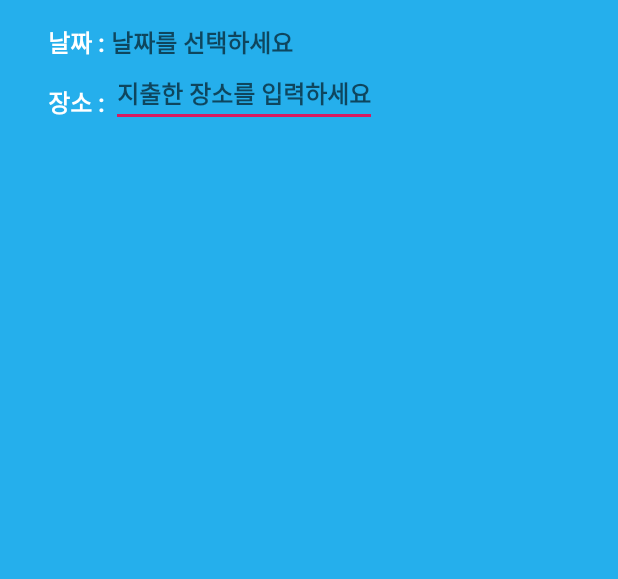
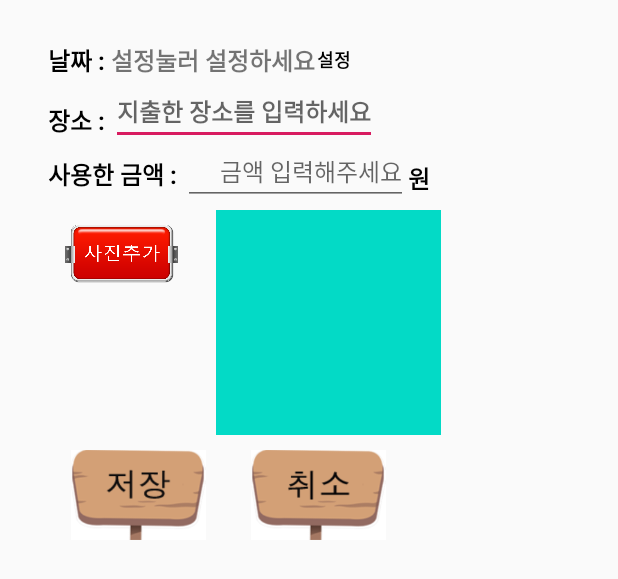
Before and after one commit to lsttsl2019/ProjectAccountBook, an Android app: the layout dialog_fragment1.xml on its own in the app's theme, with its tools: preview values and no code run, on a phone screen of 412 x 824 dp. Shown: the top 579 px of the screen. Run offline under Robolectric (Android 15) with nearby library versions, the phone set to English and light mode, and no system bars; Roboto replaces fonts that are not available here.

Commit message:
다이얼로그 1차완성

```diff
--- /dev/null
+++ b/app/src/main/res/drawable-v24/btn_can.xml
@@ -0,0 +1,6 @@
+<?xml version="1.0" encoding="utf-8"?>
+<selector xmlns:android="http://schemas.android.com/apk/res/android">
+
+    <item android:state_pressed="false" android:drawable="@drawable/can_01"/>
+    <item android:state_pressed="true" android:drawable="@drawable/can_02"/>
+</selector>
--- /dev/null
+++ b/app/src/main/res/drawable/btn_save.xml
@@ -0,0 +1,6 @@
+<?xml version="1.0" encoding="utf-8"?>
+<selector xmlns:android="http://schemas.android.com/apk/res/android">
+
+    <item android:state_pressed="false" android:drawable="@drawable/save_01"/>
+    <item android:state_pressed="true" android:drawable="@drawable/save_02"/>
+</selector>
--- a/app/src/main/res/layout/dialog_fragment1.xml
+++ b/app/src/main/res/layout/dialog_fragment1.xml
@@ -4,28 +4,41 @@
     xmlns:android="http://schemas.android.com/apk/res/android"
     android:layout_width="match_parent"
     android:layout_height="match_parent"
-    android:background="#25AFEC">
+    >
 
     <TextView
         android:id="@+id/tv_day"
         android:layout_width="wrap_content"
         android:layout_height="wrap_content"
         android:text="날짜 : "
-        android:textColor="#FFF"
+        android:textColor="#000"
         android:textSize="16dp"
         android:textStyle="bold"
         android:layout_marginLeft="16dp"
+        android:layout_marginTop="12dp"
         />
     <TextView
-        android:id="@+id/tv_seletDay"
+        android:id="@+id/ed_inputDay"
         android:layout_width="wrap_content"
         android:layout_height="wrap_content"
-        android:hint="날짜를 선택하세요 "
+        android:text="설정눌러 설정하세요"
         android:layout_toRightOf="@id/tv_day"
         android:textSize="16dp"
-        android:clickable="true"
-        android:textColor="#FFF"
+        android:layout_marginTop="12dp"
         android:textStyle="bold"/>
+
+    <Button
+        android:id="@+id/dayBtn"
+        android:layout_width="26dp"
+        android:layout_height="wrap_content"
+        android:layout_marginStart="0dp"
+        android:layout_toEndOf="@+id/ed_inputDay"
+        android:layout_toRightOf="@id/ed_inputDay"
+        android:background="#00ff0000"
+        android:text="설정"
+        android:textColor="#000"
+        android:textSize="12dp"
+        android:textStyle="bold" />
 
     <TextView
         android:layout_marginTop="16dp"
@@ -35,24 +48,99 @@
         android:text="장소 : "
         android:textStyle="bold"
         android:textSize="16dp"
-        android:textColor="#FFF"
+        android:textColor="#000"
         android:layout_below="@id/tv_day"
         android:layout_marginLeft="16dp"/>
 
     <EditText
-        android:id="@+id/ed_place"
+        android:id="@+id/ed_inputplace"
         android:layout_width="wrap_content"
         android:layout_height="wrap_content"
         android:textSize="16dp"
         android:layout_below="@id/tv_day"
         android:layout_toRightOf="@id/tv_place"
         android:hint="지출한 장소를 입력하세요"
-        android:textColor="#FFFF"
+        android:textColor="#000"
         android:textStyle="bold"
         android:maxLines="1"
         android:singleLine="true"
         />
 
+    <TextView
+        android:id="@+id/tv_money"
+        android:layout_width="wrap_content"
+        android:layout_height="wrap_content"
+        android:text="사용한 금액 : "
+        android:layout_below="@id/tv_place"
+        android:layout_marginLeft="16dp"
+        android:layout_marginTop="12dp"
+        android:textColor="#000"
+        android:textStyle="bold"
+        android:textSize="16dp"/>
+
+    <EditText
+        android:id="@+id/ed_money"
+        android:layout_width="150dp"
+        android:layout_height="wrap_content"
+        android:layout_toRightOf="@id/tv_money"
+        android:layout_below="@id/tv_place"
+        android:hint="금액 입력해주세요"
+        android:inputType="number"
+        android:textSize="16dp"
+        android:gravity="right"/>
+
+    <TextView
+        android:layout_width="wrap_content"
+        android:layout_height="wrap_content"
+        android:text="원"
+        android:layout_below="@id/ed_inputplace"
+        android:layout_toRightOf="@id/ed_money"
+        android:layout_marginTop="10dp"
+        android:textSize="16dp"
+        android:textStyle="bold"
+        android:textColor="#000"
+        />
+    <ImageView
+        android:id="@+id/img_add"
+        android:layout_width="100dp"
+        android:layout_height="60dp"
+        android:layout_below="@id/tv_money"
+        android:layout_marginLeft="16dp"
+        android:layout_marginTop="12dp"
+        android:src="@drawable/imgadd"
+
+        />
+
+
+    <ImageView
+        android:id="@+id/img"
+        android:layout_width="150dp"
+        android:layout_height="150dp"
+        android:layout_below="@id/tv_money"
+        android:layout_marginLeft="12dp"
+        android:layout_marginTop="12dp"
+        android:layout_toRightOf="@id/img_add"
+        android:src="@color/Account" />
+
+    <ImageView
+        android:id="@+id/sava"
+        android:layout_width="120dp"
+        android:layout_height="60dp"
+        android:src="@drawable/btn_save"
+        android:layout_below="@id/img"
+        android:layout_marginLeft="16dp"
+        android:layout_marginTop="10dp"/>
+    <ImageView
+        android:layout_width="120dp"
+        android:layout_height="60dp"
+        android:src="@drawable/btn_can"
+        android:layout_below="@id/img"
+        android:layout_toRightOf="@id/sava"
+        android:layout_marginTop="10dp"
+        />
+
+
+
 
 
 </RelativeLayout>
```
Also changed, not shown: app/src/main/res/drawable/can_01.png (added), app/src/main/res/drawable/can_02.png (added), app/src/main/res/drawable/imgadd.png (added), app/src/main/res/drawable/save_01.png (added), app/src/main/res/drawable/save_02.png (added).
